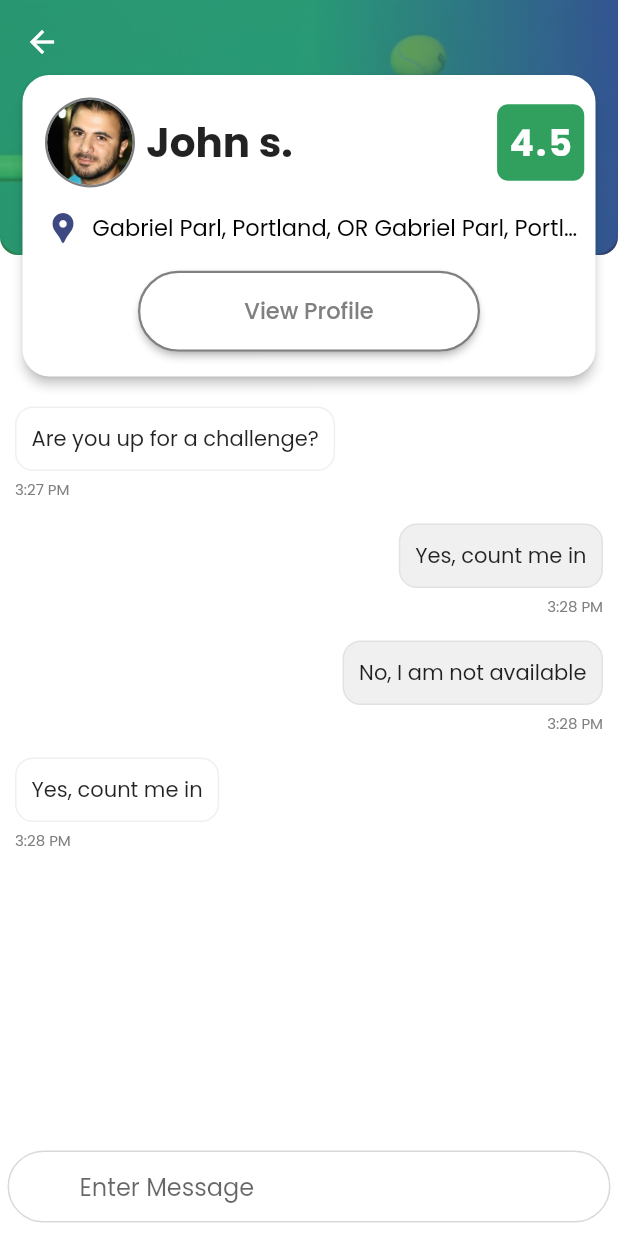
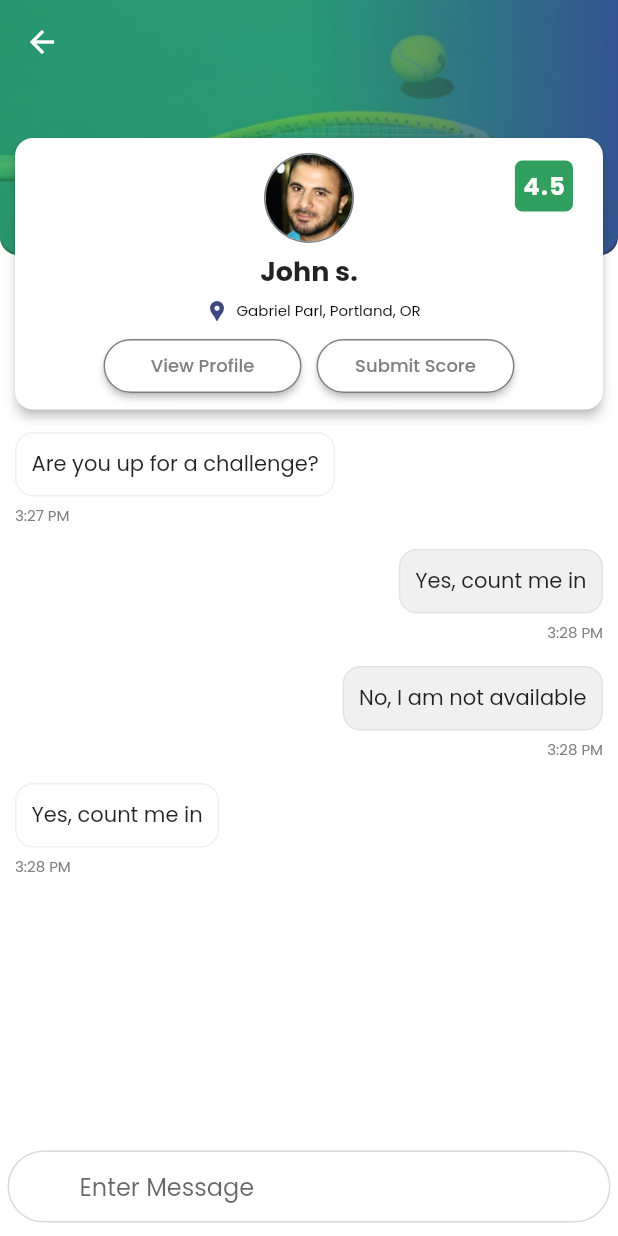
Before and after one commit to nikhiltholiya/sports_league_ui, a Flutter app: the ChallengesChat widget shown alone on an empty page, opened directly, on a phone screen of 412 x 824 dp. Run offline on Flutter 3.47's test engine with Material 2 defaults, Android fonts, the light colour scheme and no system bars; our stand-ins replace date_format, freezed_annotation, google_fonts, graphql_flutter; missing offline and left inert: gql, normalize.

Commit message:
redirect+corrections

```diff
--- a/lib/Pages/challenges_chat.dart
+++ b/lib/Pages/challenges_chat.dart
@@ -1,12 +1,15 @@
-import 'package:flutter/cupertino.dart';
 import 'package:flutter/material.dart';
 import 'package:flutter/scheduler.dart';
-import 'package:tenniston/Pages/base_activity.dart';
-import 'package:tenniston/bean/chat_dto.dart';
-import 'package:tenniston/components/chating_list_tile.dart';
-import 'package:tenniston/components/chatting_list_header_tile.dart';
-import 'package:tenniston/components/decorated_app_header_tile.dart';
-import 'package:tenniston/components/edit_text_form_field.dart';
+
+import '../Pages/profile_page.dart';
+import '../Pages/submit_score_list.dart';
+import '../Pages/base_activity.dart';
+import '../bean/chat_dto.dart';
+import '../components/chatting_list_tile.dart';
+import '../components/chatting_list_header_tile.dart';
+import '../components/edit_text_form_field.dart';
+import '../components/rate_badges.dart';
+import '../utils/app_colors.dart';
 
 //Created on 20220223
 class ChallengesChat extends StatefulWidget {
@@ -29,16 +32,20 @@ class _ChallengesChatState extends State<ChallengesChat> {
     Chat(message: 'Yes, count me in', dateTime: '3:28 PM', isMe: false)
   ];
 
+  ScrollController? _scrollController;
+  var _stackKey = GlobalKey();
+  var _textTitleKey = GlobalKey();
 
-  ScrollController? _scrollController;
-  var _headerContentSize = GlobalKey();
-  var _headerBackSize = GlobalKey();
-  double? _totalHeight;
+  double? _totalHeight = 0.0;
   bool? _visibility = true;
   bool? _isSilverCollapsed = false;
   FocusNode? _chatNode;
   TextEditingController? _textController = TextEditingController(text: '');
+
   // var scrollPosition;
+  String? userName = '';
+  String? userRate = '';
+  String? userImage = '';
 
   double? _getHeight(GlobalKey? gKey) {
     try {
@@ -50,16 +57,21 @@ class _ChallengesChatState extends State<ChallengesChat> {
 
   void _getTotalHeight(_) {
     _totalHeight = 0;
-    double? content = _getHeight(_headerContentSize);
-    double? box = _getHeight(_headerBackSize);
+    double? stack = _getHeight(_stackKey);
+    double? title = _getHeight(_textTitleKey);
+    // double? location = _getHeight(_imgLocationKey);
+    // double? btn = _getHeight(_btnKey);
 
     setState(() {
       _visibility = false;
     });
 
-    _totalHeight = (content ?? 0.0) + (box ?? 0.0) + 56;
+    _totalHeight = (stack ?? 0.0) +
+        (title ?? 0.0) /*+ (location ?? 0.0) + (btn ?? 0.0)*/ +
+        kToolbarHeight;
+
+    // print('Height == $_totalHeight');
   }
-
 
   void _getListItems() async {
     SchedulerBinding.instance?.addPostFrameCallback((_) {
@@ -75,8 +87,10 @@ class _ChallengesChatState extends State<ChallengesChat> {
     setState(() {
       try {
         if (_scrollController!.offset >
-                100 /*&&
+                _totalHeight! -
+                    kToolbarHeight /*&&
           !_scrollController!.position.outOfRange*/
+            //100
             ) {
           _isSilverCollapsed = true;
         } else {
@@ -88,10 +102,13 @@ class _ChallengesChatState extends State<ChallengesChat> {
 
   void setToolbarTitle() {
     _scrollController!.addListener(() {
+      // print(_scrollController!.offset);
       // collapsing
       if (_scrollController!.offset >
-              100 /*&&
+              _totalHeight! -
+                  kToolbarHeight /*&&
           !_scrollController!.position.outOfRange*/
+          //100
           ) {
         _isSilverCollapsed = true;
       } else {
@@ -125,10 +142,10 @@ class _ChallengesChatState extends State<ChallengesChat> {
     return BaseWidget(
       appbar: AppBar(
         centerTitle: true,
-        title: SizedBox(
-          child: ChattingListHeaderTile(),
-          key: _headerContentSize,
-        ), // This is used for getting dynamic height of contents!!!
+        // title: SizedBox(
+        //   child: ChattingListHeaderTile(),
+        //   key: _headerContentSize,
+        // ), // This is used for getting dynamic height of contents!!!
         toolbarHeight: 0,
       ),
       body: Column(
@@ -175,28 +192,68 @@ class _ChallengesChatState extends State<ChallengesChat> {
                     flexibleSpace: FlexibleSpaceBar(
                         titlePadding: EdgeInsets.zero,
                         centerTitle: true,
-                      background: Stack(
-                        key: _headerBackSize,
-                        children: [DecoratedAppHeader()],
+                        background: ChattingListHeaderTile(
+                          playerName: 'John s.',
+                          playerLocation: 'Gabriel Parl, Portland, OR',
+                          playerImg: 'assets/Ellipse 1.png',
+                          playerRate: '4.5',
+                          onViewProfile: () {
+                            Navigator.pushNamed(context, ProfilePage.path);
+                          },
+                          onSubmitScore: () {
+                            Navigator.pushNamed(context, SubmitScoreList.path);
+                          },
+                          stackKey: _stackKey,
+                          textTitleKey: _textTitleKey,
                         ),
-                      title: ChattingListHeaderTile(playerName: 'John s.',
-                        playerLocation: 'Gabriel Parl, Portland, OR Gabriel Parl, Portland, OR ',
-                      playerImg: 'assets/Ellipse 1.png',
-                      isSilverCollapsed: _isSilverCollapsed,
-                      playerRate: '4.5',
-                      onViewProfile: (){},),
+                        title: _isSilverCollapsed!
+                            ? Center(
+                                child: Row(
+                                  mainAxisAlignment: MainAxisAlignment.center,
+                                  crossAxisAlignment: CrossAxisAlignment.center,
+                                  children: [
+                                    SizedBox(
+                                      width: 40,
                                     ),
+                                    Padding(
+                                      padding: const EdgeInsets.all(5.0),
+                                      child: CircleAvatar(
+                                        backgroundColor: aLightGray,
+                                        radius: 20,
+                                        child: CircleAvatar(
+                                          backgroundImage: AssetImage(
+                                              'assets/Ellipse 1.png'),
+                                          //'assets/Ellipse 1.png'
+                                          radius: 19,
+                                        ),
+                                      ),
+                                    ),
+                                    Expanded(
+                                      flex: 1,
+                                      child: Text(
+                                        'John s.',
+                                        maxLines: 1,
+                                        style: TextStyle(
+                                          fontSize: 18,
+                                          fontWeight: FontWeight.bold,
+                                        ),
+                                      ),
+                                    ),
+                                    Padding(
+                                      padding:
+                                          const EdgeInsets.only(right: 10.0),
+                                      child: RateBadges(
+                                        rate: '4.5',
+                                        textSize: 16.0,
+                                      ),
+                                    )
+                                  ],
+                                ),
+                              )
+                            : SizedBox()),
                     expandedHeight: _totalHeight,
                     backgroundColor: Colors.white,
                   ),
-
-                  // SliverToBoxAdapter(
-                  //   child: Padding(
-                  //     padding: EdgeInsets.all(8.0),
-                  //     child: Text('Participating Players'),
-                  //   ),
-                  // ),
-
                   SliverList(
                     delegate: SliverChildBuilderDelegate(
                       (context, index) => ChattingListTile(
@@ -211,11 +268,11 @@ class _ChallengesChatState extends State<ChallengesChat> {
                 ], //<Widget>[]
               ),
               flex: 1),
-
-          EditTextFormField(onTap: (){},
+          EditTextFormField(
+            onTap: () {},
             focusNode: _chatNode,
             hint: 'Enter Message',
-          onTextChange:(dynamic value){
+            onTextChange: (dynamic value) {
               setState(() {
                 _textController?.text = value;
                 _textController?.selection = TextSelection.fromPosition(
@@ -260,8 +317,8 @@ class _ChallengesChatState extends State<ChallengesChat> {
                     ),
                   )
                 : SizedBox(),
-          textController: _textController,)
-
+            textController: _textController,
+          )
         ],
       ),
     );
--- a/lib/components/chatting_list_header_tile.dart
+++ b/lib/components/chatting_list_header_tile.dart
@@ -1,26 +1,33 @@
 import 'package:flutter/material.dart';
+import '../components/decorated_app_header_tile.dart';
+import '../utils/app_labels.dart';
 import '../components/elevated_buttons.dart';
 import '../components/iconic_text_view.dart';
 import '../components/rate_badges.dart';
 import '../utils/app_colors.dart';
 
 class ChattingListHeaderTile extends StatefulWidget {
-  final bool? isSilverCollapsed;
   final String? playerName;
   final String? playerImg;
   final String? playerLocation;
   final String? playerRate;
   final Function? onViewProfile;
+  final Function? onSubmitScore;
 
-  const ChattingListHeaderTile(
-      {Key? key,
-      this.isSilverCollapsed = false,
+  final GlobalKey? stackKey;
+  final GlobalKey? textTitleKey;
+
+  const ChattingListHeaderTile({
+    Key? key,
     this.playerName = 'appName',
     this.playerImg = 'assets/Ellipse 1.png',
     this.playerLocation = '',
     this.playerRate = '0.0',
-        this.onViewProfile})
-      : super(key: key);
+    this.onViewProfile,
+    this.onSubmitScore,
+    required this.stackKey,
+    required this.textTitleKey,
+  }) : super(key: key);
 
   @override
   State<ChattingListHeaderTile> createState() => _ChattingListHeaderTileState();
@@ -29,86 +36,98 @@ class ChattingListHeaderTile extends StatefulWidget {
 class _ChattingListHeaderTileState extends State<ChattingListHeaderTile> {
   @override
   Widget build(BuildContext context) {
-    return Card(
-      margin: EdgeInsets.symmetric(
-          horizontal: widget.isSilverCollapsed! ? 0.0 : 10,
-          vertical: widget.isSilverCollapsed! ? 0.0 : 10),
+    return Stack(
+      children: [
+        Container(
+          key: widget.stackKey,
+          child: DecoratedAppHeader(),
+        ),
+        Align(
+          alignment: Alignment.bottomCenter,
+          child: Card(
+            margin: EdgeInsets.symmetric(horizontal: 10, vertical: 10),
             shape: RoundedRectangleBorder(
               borderRadius: BorderRadius.circular(12.0),
             ),
-      elevation: widget.isSilverCollapsed! ? 0.0 : 3.0,
+            elevation: 3.0,
             child: Padding(
               padding: EdgeInsets.all(5),
               child: Wrap(
-          direction: Axis.horizontal,
-          crossAxisAlignment: WrapCrossAlignment.start,
-          alignment: WrapAlignment.start,
                 children: [
-            Row(
+                  Stack(
+                    children: [
+                      Column(
+                        key: widget.textTitleKey,
                         crossAxisAlignment: CrossAxisAlignment.center,
                         mainAxisAlignment: MainAxisAlignment.center,
                         children: [
-                SizedBox(
-                  width: widget.isSilverCollapsed! ? 35.0 : 0.0,
-                ),
                           Padding(
                             padding: const EdgeInsets.all(5.0),
                             child: CircleAvatar(
                               backgroundColor: aLightGray,
-                    radius: 20,
+                              radius: 30,
                               child: CircleAvatar(
                                 backgroundImage: AssetImage(widget.playerImg!),
                                 //'assets/Ellipse 1.png'
-                      radius: 19,
+                                radius: 29,
                               ),
                             ),
                           ),
-                Expanded(
-                  flex: 1,
-                  child: Column(
-                    mainAxisAlignment: MainAxisAlignment.center,
-                    crossAxisAlignment: CrossAxisAlignment.start,
-                    children: [
                           Text(
                             widget.playerName!,
                             maxLines: 1,
                             style: TextStyle(
-                          fontSize: widget.isSilverCollapsed! ? 15 : 18,
+                              fontSize: 18,
                               fontWeight: FontWeight.bold,
                             ),
                           ),
-                      if (widget.isSilverCollapsed!)
                           IconicTextView(
+                              align: MainAxisAlignment.center,
                               icon: Icons.location_pin,
-                          label: widget.playerLocation!,
-                          labelTextSize: 12.0,
+                              iconSize: 16.0,
+                              labelTextSize: 10.0,
+                              label: widget.playerLocation!),
+                          Wrap(
+                            // key: widget.btnKey,
+                            crossAxisAlignment: WrapCrossAlignment.center,
+                            direction: Axis.horizontal,
+                            alignment: WrapAlignment.spaceEvenly,
+                            spacing: 10.0,
+                            children: [
+                              ElevatedButtons(
+                                height: 30.0,
+                                label: viewProfile,
+                                fontSize: 12.0,
+                                width: 100,
+                                onClick: () => widget.onViewProfile!(),
+                              ),
+                              ElevatedButtons(
+                                width: 100,
+                                height: 30.0,
+                                label: submitScore,
+                                fontSize: 12.0,
+                                onClick: () => widget.onSubmitScore!(),
+                              ),
+                            ],
+                          ),
+                        ],
+                      ),
+                      Positioned(
+                        top: 10,
+                        right: 15,
+                        child: RateBadges(
+                          rate: widget.playerRate!,
+                          textSize: 16.0,
+                        ),
+                      ),
+                    ],
                   )
                 ],
               ),
             ),
-                RateBadges(
-                  rate: widget.playerRate!,
-                  textSize: 16.0,
+          ),
         )
       ],
-            ),
-            if (!widget.isSilverCollapsed!)
-
-                IconicTextView(
-                    icon: Icons.location_pin,
-                    iconSize: 16.0,
-                    labelTextSize: 10.0,
-                    label: widget.playerLocation!),
-
-            if (!widget.isSilverCollapsed!)
-              Center(
-                child: ElevatedButtons(height: 30.0,label: 'View Profile',fontSize: 10.0,
-                onClick: ()=> widget.onViewProfile!(),),
-              )
-
-          ],
-        ),
-      ),
     );
   }
 }
--- a/lib/components/drop_down_view.dart
+++ b/lib/components/drop_down_view.dart
@@ -1,7 +1,7 @@
 import 'package:flutter/cupertino.dart';
 import 'package:flutter/material.dart';
-import 'package:tenniston/utils/app_colors.dart';
-import 'package:tenniston/utils/app_labels.dart';
+import '../utils/app_colors.dart';
+import '../utils/app_labels.dart';
 
 //Created on 20220312
 class DropDownView extends StatefulWidget {
--- a/lib/components/edit_text_form_field.dart
+++ b/lib/components/edit_text_form_field.dart
@@ -1,6 +1,5 @@
 import 'package:flutter/material.dart';
-import 'package:flutter/services.dart';
-import 'package:tenniston/utils/app_colors.dart';
+import '../utils/app_colors.dart';
 
 class EditTextFormField extends StatefulWidget {
   final FocusNode? focusNode;
--- a/lib/components/elevated_buttons.dart
+++ b/lib/components/elevated_buttons.dart
@@ -1,5 +1,5 @@
 import 'package:flutter/material.dart';
-import 'package:tenniston/utils/app_colors.dart';
+import '../utils/app_colors.dart';
 
 //Created on 20220304
 class ElevatedButtons extends StatefulWidget {
--- a/lib/components/head_to_head_details_header_tile.dart
+++ b/lib/components/head_to_head_details_header_tile.dart
@@ -1,7 +1,7 @@
 import 'package:flutter/material.dart';
-import 'package:tenniston/components/decorated_app_header_tile.dart';
-import 'package:tenniston/components/rate_badges.dart';
-import 'package:tenniston/utils/app_colors.dart';
+import '../components/decorated_app_header_tile.dart';
+import '../components/rate_badges.dart';
+import '../utils/app_colors.dart';
 
 //Created on 20220303
 class HeadToHeadDetailsHeaderTile extends StatefulWidget {
--- a/lib/utils/app_labels.dart
+++ b/lib/utils/app_labels.dart
@@ -20,3 +20,4 @@ const String leagueOpt = 'League (Optional)';
 const String setDetails = 'Set Details';
 const String addMoreSets = 'Add more sets';
 const String submit = 'Submit';
+const String viewProfile = 'View Profile';
```
Also changed, not shown: lib/components/chatting_list_tile.dart (renamed from lib/components/chating_list_tile.dart), 1 other file. Lines whose indentation alone changed are shown as unchanged.
